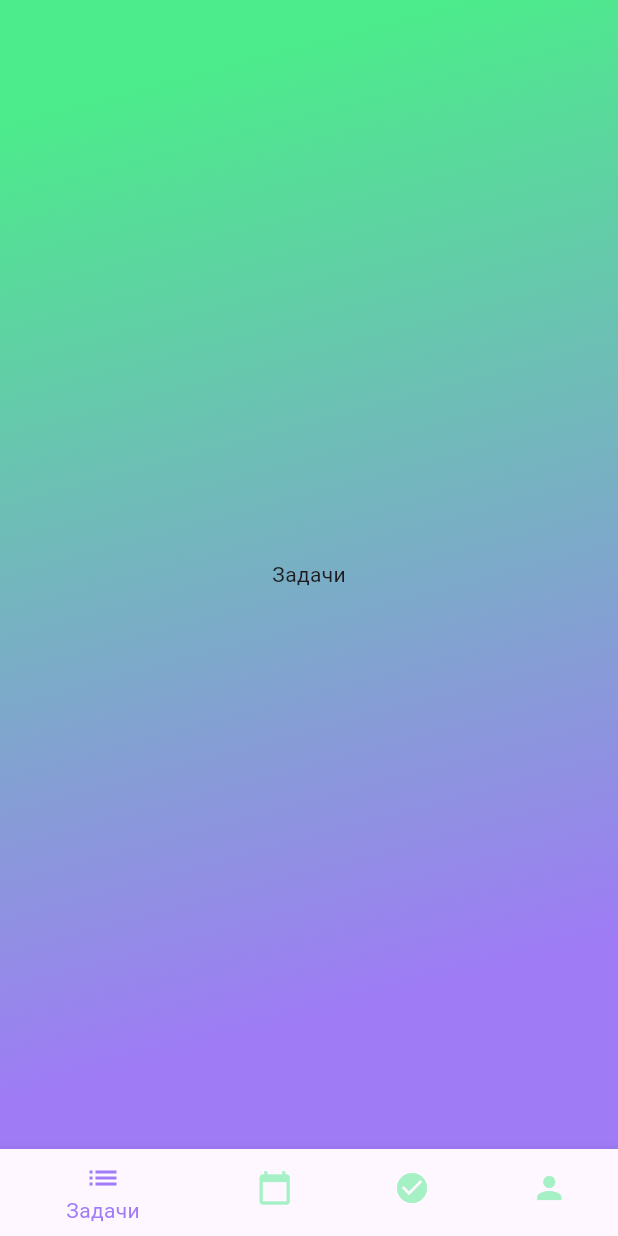
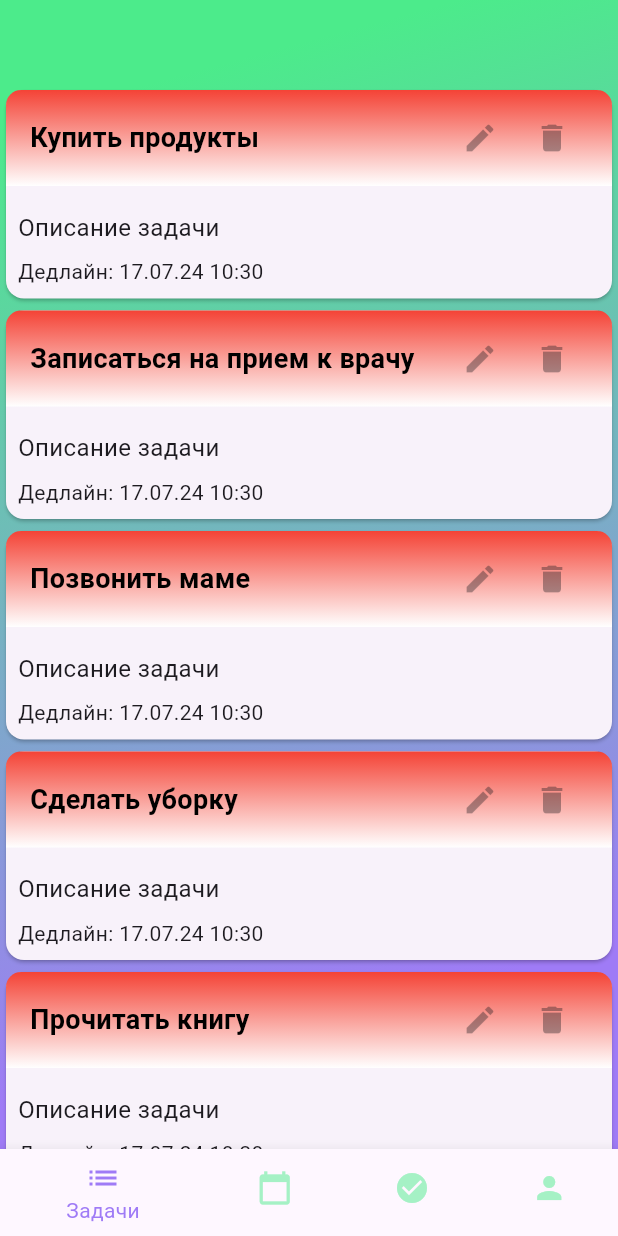
Before and after one commit to zigbug/zc_dodiddone, a Flutter app: the MainPage screen opened directly, on a phone screen of 412 x 824 dp. Run offline on Flutter 3.47's test engine with Material 3 defaults, Android fonts, the phone set to English and light mode, and no system bars.

Commit message:
all tasks

```diff
--- a/lib/pages/main_page.dart
+++ b/lib/pages/main_page.dart
@@ -1,4 +1,5 @@
 import 'package:flutter/material.dart';
+import '../screens/all_tasks.dart';
 import '../screens/profile.dart';
 import '../theme/theme.dart';
 
@@ -13,7 +14,7 @@
   int _selectedIndex = 0;
 
   static const List<Widget> _widgetOptions = <Widget>[
-    Text('Задачи'),
+    TasksPage(),
     Text('Сегодня'),
     Text('Выполнено'),
     ProfilePage(), // Используем ProfilePage для 4-го элемента
--- /dev/null
+++ b/lib/screens/all_tasks.dart
@@ -0,0 +1,34 @@
+import 'package:flutter/material.dart';
+
+import '../widgets/task_item.dart';
+
+class TasksPage extends StatefulWidget {
+  const TasksPage({Key? key}) : super(key: key);
+
+  @override
+  State<TasksPage> createState() => _TasksPageState();
+}
+
+class _TasksPageState extends State<TasksPage> {
+  final List<String> _tasks = [
+    'Купить продукты',
+    'Записаться на прием к врачу',
+    'Позвонить маме',
+    'Сделать уборку',
+    'Прочитать книгу',
+  ];
+
+  @override
+  Widget build(BuildContext context) {
+    return ListView.builder(
+      itemCount: _tasks.length,
+      itemBuilder: (context, index) {
+        return TaskItem(
+          title: _tasks[index],
+          description: 'Описание задачи',
+          deadline: DateTime.now(),
+        );
+      },
+    );
+  }
+}
--- /dev/null
+++ b/lib/widgets/task_item.dart
@@ -0,0 +1,187 @@
+import 'package:flutter/material.dart';
+import 'package:intl/intl.dart'; // Импортируем пакет intl
+
+class TaskItem extends StatelessWidget {
+  final String title;
+  final String description;
+  final DateTime deadline;
+  final Function? onEdit; // Функция для редактирования
+  final Function? onDelete; // Функция для удаления
+
+  const TaskItem({
+    Key? key,
+    required this.title,
+    required this.description,
+    required this.deadline,
+    this.onEdit,
+    this.onDelete,
+  }) : super(key: key);
+
+  @override
+  Widget build(BuildContext context) {
+    // Форматируем дату и время
+    String formattedDeadline = DateFormat('dd.MM.yy HH:mm').format(deadline);
+
+    // Определяем срочность задачи
+    Duration timeUntilDeadline = deadline.difference(DateTime.now());
+    Color gradientStart;
+    if (timeUntilDeadline.inDays < 1) {
+      gradientStart = Colors.red; // Срочная
+    } else if (timeUntilDeadline.inDays < 2) {
+      gradientStart = Colors.yellow; // Средняя срочность
+    } else {
+      gradientStart = Colors.green; // Не срочная
+    }
+
+    return Card(
+      child: Column(
+        crossAxisAlignment: CrossAxisAlignment.start,
+        children: [
+          Container(
+            padding: const EdgeInsets.symmetric(vertical: 8, horizontal: 16),
+            decoration: BoxDecoration(
+              gradient: LinearGradient(
+                begin: Alignment.topCenter,
+                end: Alignment.bottomCenter,
+                colors: [gradientStart, Colors.white],
+              ),
+              borderRadius: BorderRadius.only(
+                topLeft: Radius.circular(10),
+                topRight: Radius.circular(10),
+              ),
+            ),
+            child: Row(
+              children: [
+                Expanded(
+                  child: Text(
+                    title,
+                    style: const TextStyle(
+                      fontSize: 18,
+                      fontWeight: FontWeight.bold,
+                      color: Colors.black, // Цвет текста черный
+                    ),
+                  ),
+                ),
+                IconButton(
+                  onPressed: onEdit as void Function()?,
+                  icon: const Icon(Icons.edit),
+                ),
+                IconButton(
+                  onPressed: onDelete as void Function()?,
+                  icon: const Icon(Icons.delete),
+                ),
+              ],
+            ),
+          ),
+          const SizedBox(height: 8),
+          Padding(
+            padding: const EdgeInsets.all(8.0),
+            child: Column(
+              mainAxisAlignment: MainAxisAlignment.start,
+              crossAxisAlignment: CrossAxisAlignment.start,
+              children: [
+                Text(
+                  description,
+                  style: const TextStyle(fontSize: 16),
+                ),
+                const SizedBox(height: 8),
+                Text(
+                  'Дедлайн: $formattedDeadline', // Используем отформатированную дату
+                  style: const TextStyle(fontSize: 14),
+                ),
+              ],
+            ),
+          )
+        ],
+      ),
+    );
+  }
+}
+
+
+// import 'package:flutter/material.dart';
+// import 'package:intl/intl.dart'; // Импортируем пакет intl
+
+// class TaskItem extends StatelessWidget {
+//   final String title;
+//   final String description;
+//   final DateTime deadline;
+
+//   const TaskItem({
+//     Key? key,
+//     required this.title,
+//     required this.description,
+//     required this.deadline,
+//   }) : super(key: key);
+
+//   @override
+//   Widget build(BuildContext context) {
+//     // Форматируем дату и время
+//     String formattedDeadline = DateFormat('dd.MM.yy HH:mm').format(deadline);
+
+//     // Определяем срочность задачи
+//     Duration timeUntilDeadline = deadline.difference(DateTime.now());
+//     Color gradientStart;
+//     if (timeUntilDeadline.inDays < 1) {
+//       gradientStart = Colors.red; // Срочная
+//     } else if (timeUntilDeadline.inDays < 2) {
+//       gradientStart = Colors.yellow; // Средняя срочность
+//     } else {
+//       gradientStart = Colors.green; // Не срочная
+//     }
+
+//     return Card(
+//       child: Column(
+//         crossAxisAlignment: CrossAxisAlignment.start,
+//         children: [
+//           Container(
+//             padding: const EdgeInsets.symmetric(vertical: 8, horizontal: 16),
+//             decoration: BoxDecoration(
+//               gradient: LinearGradient(
+//                 begin: Alignment.topCenter,
+//                 end: Alignment.bottomCenter,
+//                 colors: [gradientStart, Colors.white],
+//               ),
+//               borderRadius: BorderRadius.only(
+//                 topLeft: Radius.circular(10),
+//                 topRight: Radius.circular(10),
+//               ),
+//             ),
+//             child: Row(
+//               children: [
+//                 Expanded(
+//                   child: Text(
+//                     title,
+//                     style: const TextStyle(
+//                       fontSize: 18,
+//                       fontWeight: FontWeight.bold,
+//                       color: Colors.black, // Цвет текста черный
+//                     ),
+//                   ),
+//                 ),
+//               ],
+//             ),
+//           ),
+//           const SizedBox(height: 8),
+//           Padding(
+//             padding: const EdgeInsets.all(8.0),
+//             child: Column(
+//               crossAxisAlignment: CrossAxisAlignment.start,
+//               children: [
+//                 Text(
+//                   description,
+//                   style: const TextStyle(fontSize: 16),
+//                 ),
+//                 const SizedBox(height: 8),
+//                 Text(
+//                   'Дедлайн: $formattedDeadline', // Используем отформатированную дату
+//                   style: const TextStyle(fontSize: 14),
+//                 ),
+//               ],
+//             ),
+//           )
+//         ],
+//       ),
+//     );
+//   }
+// }
--- a/pubspec.yaml
+++ b/pubspec.yaml
@@ -23,6 +23,7 @@
   # The following adds the Cupertino Icons font to your application.
   # Use with the CupertinoIcons class for iOS style icons.
   cupertino_icons: ^1.0.6
+  intl: ^0.19.0
 
 dev_dependencies:
   flutter_test:
```
Also changed, not shown: pubspec.lock.
